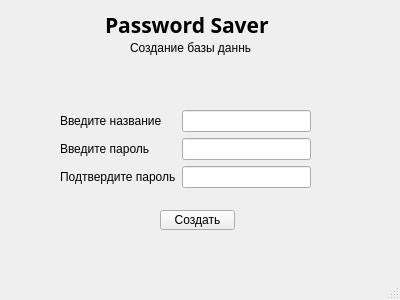
rybkinn/PasswordSaver, file ui/DatabaseCreation.ui: the form before one commit.
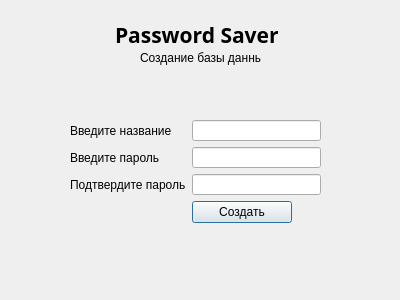
The form after the commit.

Patch:
```diff
--- a/ui/DatabaseCreation.ui
+++ b/ui/DatabaseCreation.ui
@@ -1,7 +1,7 @@
 <?xml version="1.0" encoding="UTF-8"?>
 <ui version="4.0">
- <class>MainWindow</class>
- <widget class="QMainWindow" name="MainWindow">
+ <class>Dialog</class>
+ <widget class="QDialog" name="Dialog">
   <property name="geometry">
    <rect>
     <x>0</x>
@@ -10,12 +10,6 @@
     <height>300</height>
    </rect>
   </property>
-  <property name="sizePolicy">
-   <sizepolicy hsizetype="Preferred" vsizetype="Preferred">
-    <horstretch>0</horstretch>
-    <verstretch>0</verstretch>
-   </sizepolicy>
-  </property>
   <property name="minimumSize">
    <size>
     <width>400</width>
@@ -31,12 +25,24 @@
   <property name="windowTitle">
    <string>Password Saver - Создание базы данных</string>
   </property>
-  <widget class="QWidget" name="centralwidget">
+  <widget class="QLabel" name="label_5">
+   <property name="geometry">
+    <rect>
+     <x>140</x>
+     <y>50</y>
+     <width>121</width>
+     <height>16</height>
+    </rect>
+   </property>
+   <property name="text">
+    <string>Создание базы данных</string>
+   </property>
+  </widget>
    <widget class="QLabel" name="label">
     <property name="geometry">
      <rect>
-      <x>105</x>
-      <y>10</y>
+     <x>115</x>
+     <y>20</y>
       <width>190</width>
       <height>30</height>
      </rect>
@@ -59,10 +65,10 @@
    <widget class="QWidget" name="formLayoutWidget">
     <property name="geometry">
      <rect>
-      <x>60</x>
-      <y>110</y>
+     <x>70</x>
+     <y>120</y>
       <width>251</width>
-      <height>81</height>
+     <height>103</height>
      </rect>
     </property>
     <layout class="QFormLayout" name="formLayout">
@@ -113,46 +119,21 @@
        </property>
       </widget>
      </item>
-    </layout>
-   </widget>
+    <item row="3" column="1">
    <widget class="QPushButton" name="pushButton">
-    <property name="geometry">
-     <rect>
-      <x>160</x>
-      <y>210</y>
-      <width>75</width>
-      <height>20</height>
-     </rect>
+      <property name="maximumSize">
+       <size>
+        <width>100</width>
+        <height>25</height>
+       </size>
     </property>
     <property name="text">
      <string>Создать</string>
     </property>
    </widget>
-   <widget class="QLabel" name="label_5">
-    <property name="geometry">
-     <rect>
-      <x>130</x>
-      <y>40</y>
-      <width>121</width>
-      <height>16</height>
-     </rect>
-    </property>
-    <property name="text">
-     <string>Создание базы данных</string>
-    </property>
-   </widget>
-  </widget>
-  <widget class="QMenuBar" name="menubar">
-   <property name="geometry">
-    <rect>
-     <x>0</x>
-     <y>0</y>
-     <width>400</width>
-     <height>21</height>
-    </rect>
-   </property>
-  </widget>
-  <widget class="QStatusBar" name="statusbar"/>
+    </item>
+   </layout>
+  </widget>
  </widget>
  <resources/>
  <connections/>
```
Lines whose indentation alone changed are shown as unchanged.
